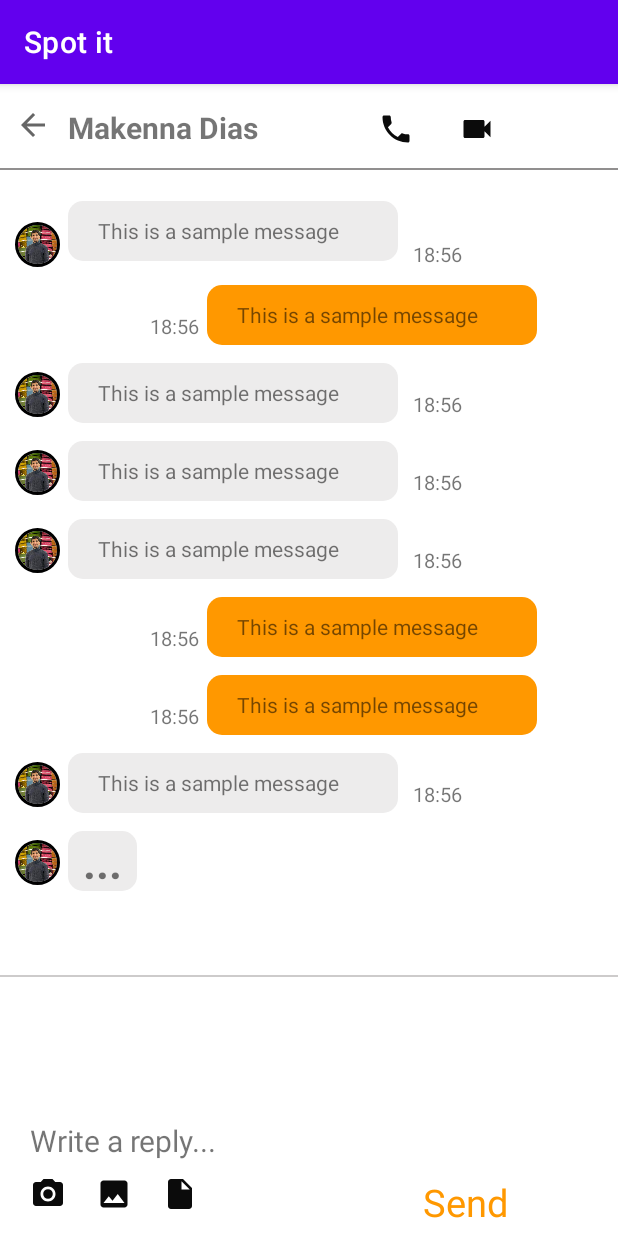
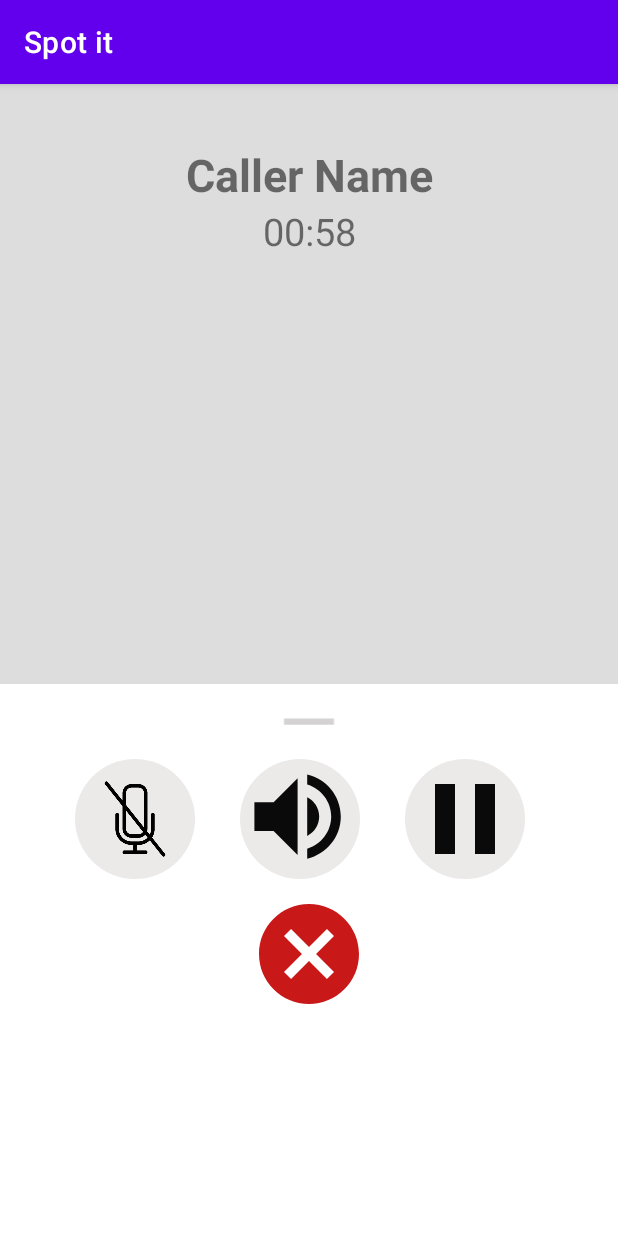
Before and after one commit to AdilRazzaq1919/SMD-Assignment-1, an Android app: the screen it shows after launch (NinthScreen before the commit, EighteenScreen after it), on a phone screen of 412 x 824 dp. Run offline under Robolectric (Android 15) with nearby library versions, the phone set to English and light mode, and no system bars.

Commit message:
Layout of Eighteen Screen

```diff
--- a/app/src/main/AndroidManifest.xml
+++ b/app/src/main/AndroidManifest.xml
@@ -13,9 +13,8 @@
         android:theme="@style/Theme.I201868"
         tools:targetApi="31">
         <activity
-            android:name=".NinthScreen"
+            android:name=".EighteenScreen"
             android:exported="true" >
-
             <intent-filter>
                 <action android:name="android.intent.action.MAIN" />
 
@@ -23,14 +22,16 @@
             </intent-filter>
         </activity>
         <activity
+            android:name=".NinthScreen"
+            android:exported="true"></activity>
+        <activity
             android:name=".EighthScreen"
             android:exported="true"
-            android:screenOrientation="portrait">
-        </activity>
+            android:screenOrientation="portrait"></activity>
         <activity
             android:name=".SeventhScreen"
             android:exported="true"
-            android:screenOrientation="portrait"></activity>
+            android:screenOrientation="portrait" />
         <activity
             android:name=".SixthScreen"
             android:exported="true"
@@ -38,7 +39,7 @@
         <activity
             android:name=".FifthScreen"
             android:exported="true"
-            android:screenOrientation="portrait" />
+            android:screenOrientation="portrait"></activity>
         <activity
             android:name=".FourthScreen"
             android:exported="false"
@@ -46,17 +47,15 @@
         <activity
             android:name=".ThirdScreen"
             android:exported="true"
-            android:screenOrientation="portrait" />
+            android:screenOrientation="portrait"></activity>
         <activity
             android:name=".SecondScreen"
-            android:exported="false"
-            android:screenOrientation="portrait" />
+            android:exported="true"
+            android:screenOrientation="portrait"></activity>
         <activity
             android:name=".FirstScreen"
             android:exported="true"
-            android:screenOrientation="portrait" >
-
-        </activity>
+            android:screenOrientation="portrait"/>
     </application>
 
 </manifest>
--- /dev/null
+++ b/app/src/main/java/com/AdilAli/i201868/EighteenScreen.java
@@ -0,0 +1,14 @@
+package com.AdilAli.i201868;
+
+import androidx.appcompat.app.AppCompatActivity;
+
+import android.os.Bundle;
+
+public class EighteenScreen extends AppCompatActivity {
+
+    @Override
+    protected void onCreate(Bundle savedInstanceState) {
+        super.onCreate(savedInstanceState);
+        setContentView(R.layout.activity_eighteen_screen);
+    }
+}
--- a/app/src/main/java/com/AdilAli/i201868/SecondScreen.java
+++ b/app/src/main/java/com/AdilAli/i201868/SecondScreen.java
@@ -2,13 +2,38 @@ package com.AdilAli.i201868;
 
 import androidx.appcompat.app.AppCompatActivity;
 
+import android.content.Intent;
 import android.os.Bundle;
+import android.sax.StartElementListener;
+import android.view.View;
+import android.widget.Button;
+import android.widget.TextView;
 
 public class SecondScreen extends AppCompatActivity {
+
+    TextView goBack;
+    Button resetPassword;
 
     @Override
     protected void onCreate(Bundle savedInstanceState) {
         super.onCreate(savedInstanceState);
         setContentView(R.layout.activity_second_screen);
+        goBack.findViewById(R.id.goBackText);
+        resetPassword.findViewById(R.id.reset);
+        goBack.setOnClickListener(new View.OnClickListener() {
+            @Override
+            public void onClick(View v) {
+                Intent intent=new Intent(SecondScreen.this,FirstScreen.class);
+                startActivity(intent);
+            }
+        });
+
+        resetPassword.setOnClickListener(new View.OnClickListener() {
+            @Override
+            public void onClick(View v) {
+                Intent intent=new Intent(SecondScreen.this,FirstScreen.class);
+                startActivity(intent);
+            }
+        });
     }
 }
--- a/app/src/main/java/com/AdilAli/i201868/ThirdScreen.java
+++ b/app/src/main/java/com/AdilAli/i201868/ThirdScreen.java
@@ -2,13 +2,38 @@ package com.AdilAli.i201868;
 
 import androidx.appcompat.app.AppCompatActivity;
 
+import android.content.Intent;
 import android.os.Bundle;
+import android.view.View;
+import android.widget.Button;
+import android.widget.TextView;
 
 public class ThirdScreen extends AppCompatActivity {
+
+    TextView login;
+    Button signUp;
 
     @Override
     protected void onCreate(Bundle savedInstanceState) {
         super.onCreate(savedInstanceState);
         setContentView(R.layout.activity_third_screen);
+        login.findViewById(R.id.LoginText);
+        signUp.findViewById(R.id.SignUp);
+
+        login.setOnClickListener(new View.OnClickListener() {
+            @Override
+            public void onClick(View v) {
+                Intent intent = new Intent(ThirdScreen.this, FirstScreen.class);
+                startActivity(intent);
+            }
+        });
+
+        signUp.setOnClickListener(new View.OnClickListener() {
+            @Override
+            public void onClick(View v) {
+                Intent intent = new Intent(ThirdScreen.this, FirstScreen.class);
+                startActivity(intent);
+            }
+        });
     }
 }
--- /dev/null
+++ b/app/src/main/res/drawable/cancel.xml
@@ -0,0 +1,5 @@
+<vector android:alpha="0.96" android:height="24dp"
+    android:tint="#C70E0E" android:viewportHeight="24"
+    android:viewportWidth="24" android:width="24dp" xmlns:android="http://schemas.android.com/apk/res/android">
+    <path android:fillColor="@android:color/white" android:pathData="M12,2C6.47,2 2,6.47 2,12s4.47,10 10,10 10,-4.47 10,-10S17.53,2 12,2zM17,15.59L15.59,17 12,13.41 8.41,17 7,15.59 10.59,12 7,8.41 8.41,7 12,10.59 15.59,7 17,8.41 13.41,12 17,15.59z"/>
+</vector>
--- /dev/null
+++ b/app/src/main/res/drawable/horizontalline.xml
@@ -0,0 +1,6 @@
+<vector android:alpha="0.96" android:height="24dp"
+    android:tint="#D2D0D0" android:viewportHeight="24"
+    android:viewportWidth="24" android:width="24dp" xmlns:android="http://schemas.android.com/apk/res/android">
+    <path android:fillColor="@android:color/white"
+        android:fillType="evenOdd" android:pathData="M4,11h16v2h-16z"/>
+</vector>
--- /dev/null
+++ b/app/src/main/res/drawable/pause.xml
@@ -0,0 +1,5 @@
+<vector android:alpha="0.96" android:height="24dp"
+    android:tint="#000000" android:viewportHeight="24"
+    android:viewportWidth="24" android:width="24dp" xmlns:android="http://schemas.android.com/apk/res/android">
+    <path android:fillColor="@android:color/white" android:pathData="M6,19h4L10,5L6,5v14zM14,5v14h4L18,5h-4z"/>
+</vector>
--- /dev/null
+++ b/app/src/main/res/drawable/volumeup.xml
@@ -0,0 +1,6 @@
+<vector android:alpha="0.96" android:autoMirrored="true"
+    android:height="5dp" android:tint="#000000"
+    android:viewportHeight="25" android:viewportWidth="25"
+    android:width="5dp" xmlns:android="http://schemas.android.com/apk/res/android">
+    <path android:fillColor="@color/black" android:pathData="M3,9v6h4l5,5L12,4L7,9L3,9zM16.5,12c0,-1.77 -1.02,-3.29 -2.5,-4.03v8.05c1.48,-0.73 2.5,-2.25 2.5,-4.02zM14,3.23v2.06c2.89,0.86 5,3.54 5,6.71s-2.11,5.85 -5,6.71v2.06c4.01,-0.91 7,-4.49 7,-8.77s-2.99,-7.86 -7,-8.77z"/>
+</vector>
--- /dev/null
+++ b/app/src/main/res/layout/activity_eighteen_screen.xml
@@ -0,0 +1,108 @@
+<?xml version="1.0" encoding="utf-8"?>
+<RelativeLayout xmlns:android="http://schemas.android.com/apk/res/android"
+    xmlns:app="http://schemas.android.com/apk/res-auto"
+    xmlns:tools="http://schemas.android.com/tools"
+    android:layout_width="match_parent"
+    android:layout_height="match_parent"
+    tools:context=".EighteenScreen">
+
+    <LinearLayout
+        android:id="@+id/linear1"
+        android:layout_width="match_parent"
+        android:layout_height="400dp"
+        android:background="#DDDDDD"
+        android:orientation="vertical"
+        >
+
+        <TextView
+            android:layout_width="match_parent"
+            android:layout_height="wrap_content"
+            android:text="Caller Name"
+            android:textSize="30sp"
+            android:textStyle="bold"
+            android:textAlignment="center"
+            android:layout_marginTop="40dp"
+            />
+        <TextView
+            android:layout_width="match_parent"
+            android:layout_height="wrap_content"
+            android:text="00:58"
+            android:textSize="25sp"
+            android:textAlignment="center"
+            />
+
+    </LinearLayout>
+
+    <LinearLayout
+
+        android:id="@+id/linear2"
+        android:layout_width="match_parent"
+        android:layout_height="wrap_content"
+        android:orientation="vertical"
+        android:layout_below="@id/linear1"
+        >
+
+        <ImageView
+            android:layout_width="100dp"
+            android:layout_height="50dp"
+            android:src="@drawable/horizontalline"
+            android:layout_gravity="center_horizontal"
+            />
+
+    </LinearLayout>
+
+
+    <LinearLayout
+        android:id="@+id/linear3"
+        android:layout_width="match_parent"
+        android:layout_height="wrap_content"
+        android:layout_below="@+id/linear2"
+        android:orientation="horizontal"
+        >
+        <ImageView
+            android:layout_width="80dp"
+            android:layout_height="80dp"
+            android:layout_marginLeft="50dp"
+            android:background="@drawable/circlenumber"
+            android:src="@drawable/no_voice"
+            android:gravity="center"
+            />
+        <ImageView
+            android:layout_width="80dp"
+            android:layout_height="80dp"
+            android:layout_marginLeft="30dp"
+            android:background="@drawable/circlenumber"
+            android:src="@drawable/volumeup"
+            android:gravity="center_horizontal"
+            />
+        <ImageView
+            android:layout_width="80dp"
+            android:layout_height="80dp"
+            android:layout_marginLeft="30dp"
+            android:background="@drawable/circlenumber"
+            android:src="@drawable/pause"
+            />
+    </LinearLayout>
+
+    <LinearLayout
+        android:layout_width="match_parent"
+        android:layout_height="wrap_content"
+        android:layout_below="@id/linear3"
+        android:layout_marginTop="10dp"
+        android:orientation="vertical"
+        >
+
+        <ImageView
+            android:layout_width="80dp"
+            android:layout_height="80dp"
+            android:src="@drawable/cancel"
+            android:layout_gravity="center_horizontal"
+            />
+
+
+
+
+    </LinearLayout>
+
+
+</RelativeLayout>
--- a/app/src/main/res/layout/activity_ninth_screen.xml
+++ b/app/src/main/res/layout/activity_ninth_screen.xml
@@ -520,11 +520,11 @@
             android:layout_below="@id/textReply"
             android:layout_toRightOf="@id/drive"
             android:text="Send"
-            android:textSize="25dp"
+            android:textSize="20dp"
             android:textColor="#ff9800"
             android:paddingLeft="20dp"
             android:paddingTop="10dp"
-            android:layout_marginBottom="5dp"
+            android:layout_marginBottom="10dp"
             android:layout_marginLeft="130dp"
             />
 
--- a/app/src/main/res/layout/activity_second_screen.xml
+++ b/app/src/main/res/layout/activity_second_screen.xml
@@ -54,6 +54,8 @@
         android:padding="15dp"/>
 
     <Button
+
+        android:id="@+id/reset"
         android:layout_width="match_parent"
         android:layout_height="wrap_content"
         android:backgroundTint="#ff9800"
--- a/app/src/main/res/layout/activity_third_screen.xml
+++ b/app/src/main/res/layout/activity_third_screen.xml
@@ -5,7 +5,7 @@
     xmlns:tools="http://schemas.android.com/tools"
     android:layout_width="match_parent"
     android:layout_height="match_parent"
-    android:layout_marginRight="20sp"
+    android:layout_marginRight="5dp"
     tools:context=".ThirdScreen">
 
     <ImageView
@@ -152,6 +152,8 @@
         />
 
     <Button
+
+        android:id="@+id/SignUp"
         android:layout_width="match_parent"
         android:layout_height="wrap_content"
         android:backgroundTint="#ff9800"
```
Also changed, not shown: app/src/main/res/drawable/no_voice.png (added).
